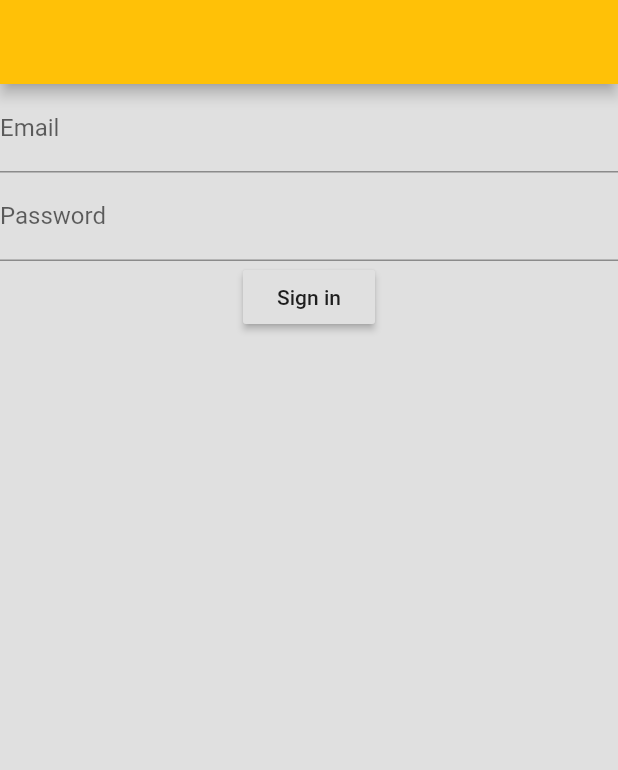
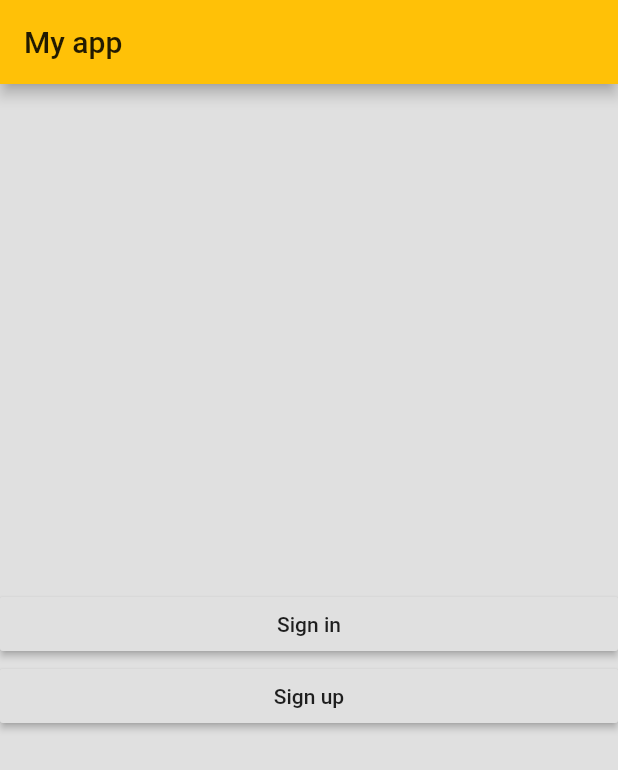
Before and after one commit to nicklasbekkevold/hybelkaninen, a Flutter app: the screen it shows after launch, on a phone screen of 412 x 824 dp. Shown: the top 770 px of the screen. Run offline on Flutter 3.47's test engine with Material 2 defaults, Android fonts, the phone set to English and light mode, and no system bars; our stand-ins replace cloud_firestore, firebase_auth; accounts and stored records are empty.

Commit message:
Added SignUp

```diff
--- a/lib/main.dart
+++ b/lib/main.dart
@@ -1,8 +1,8 @@
 import 'package:flutter/material.dart';
 
-import './screens/home_page/home_page.dart';
-import 'screens/auth/login_page.dart';
-import './screens/add_task/add_task.dart';
+import 'screens/auth/welcome_page.dart';
+import 'screens/home_page/home_page.dart';
+import 'screens/add_task/add_task.dart';
 
 void main() => runApp(Hybelkaninen());
 
@@ -28,7 +28,7 @@ class Hybelkaninen extends StatelessWidget {
           button: TextStyle(fontSize: 14.0, color: Theme.of(context).accentColor),
         ),
       ),
-      home: LoginPage(),
+      home: WelcomPage(),
       routes: <String, WidgetBuilder> {
         "HomePage": (BuildContext context) => HomePage(),
         "AddTask": (BuildContext context) => AddTask(),
--- a/lib/screens/auth/login_page.dart
+++ b/lib/screens/auth/signup_page.dart
@@ -1,14 +1,18 @@
+import 'package:flutter/material.dart';
 import 'package:firebase_auth/firebase_auth.dart';
-// import 'package:google_sign_in/google_sign_in.dart';
-import '../home_page/home_page.dart';
-import 'package:flutter/material.dart';
 
-class LoginPage extends StatefulWidget {
+import 'signin_page.dart';
+
+
+
+class SignUpPage extends StatefulWidget {
+
   @override
-  _LoginPageState createState() => new _LoginPageState();
+  _SignUpPageState createState() => _SignUpPageState();
+
 }
 
-class _LoginPageState extends State<LoginPage> {
+class _SignUpPageState extends State<SignUpPage> {
 
   final GlobalKey<FormState> _formKey = GlobalKey<FormState>();
   String _email, _password;
@@ -45,8 +49,8 @@ class _LoginPageState extends State<LoginPage> {
               obscureText: true,
             ),
             RaisedButton(
-              onPressed: signIn,
-              child: Text('Sign in'),
+              onPressed: signUp,
+              child: Text('Sign Up'),
             ),
           ],
         )
@@ -54,12 +58,15 @@ class _LoginPageState extends State<LoginPage> {
     );
   }
 
-  void signIn() async {
+  void signUp() async {
     if(_formKey.currentState.validate()){
       _formKey.currentState.save();
       try{
-        FirebaseUser user = await FirebaseAuth.instance.signInWithEmailAndPassword(email: _email, password: _password);
-        Navigator.push(context, MaterialPageRoute(builder: (context) => HomePage(user: user,)));
+        FirebaseUser user = await FirebaseAuth.instance.createUserWithEmailAndPassword(email: _email, password: _password);
+        user.sendEmailVerification();
+        // Display for user that we sent an email.
+        Navigator.of(context).pop();
+        Navigator.pushReplacement(context, MaterialPageRoute(builder: (context) => SignInPage()));
       } catch(e) {
         print(e.message);
       }
--- /dev/null
+++ b/lib/screens/auth/welcome_page.dart
@@ -0,0 +1,41 @@
+import 'package:flutter/material.dart';
+import 'signin_page.dart';
+import 'signup_page.dart';
+
+class WelcomPage extends StatefulWidget {
+  @override
+  _WelcomPageState createState() => _WelcomPageState();
+}
+
+class _WelcomPageState extends State<WelcomPage> {
+
+  @override
+  Widget build(BuildContext context) {
+    return Scaffold(
+      appBar: AppBar(
+        title: Text('My app'),
+      ),
+      body: Column(
+        mainAxisAlignment: MainAxisAlignment.center,
+        crossAxisAlignment: CrossAxisAlignment.stretch,
+        children: <Widget>[
+          RaisedButton(
+            onPressed: NavigareToSignIn,
+            child: Text('Sign in'),
+          ),
+          RaisedButton(
+            onPressed: NavigareToSignUp,
+            child: Text('Sign up'),
+          ),
+        ],
+      ),
+    );
+  }
+
+  void NavigareToSignIn() {
+    Navigator.push(context, MaterialPageRoute(builder: (context) => SignInPage(), fullscreenDialog: true));
+  }
+  void NavigareToSignUp() {
+    Navigator.push(context, MaterialPageRoute(builder: (context) => SignUpPage(), fullscreenDialog: true));
+  }
+}
```
Also changed, not shown: lib/screens/auth/signin_page.dart (added, +69 -0 lines).
